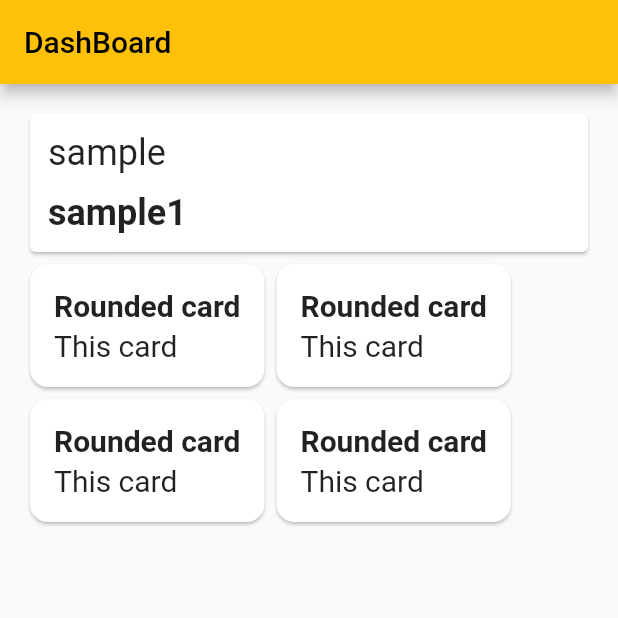
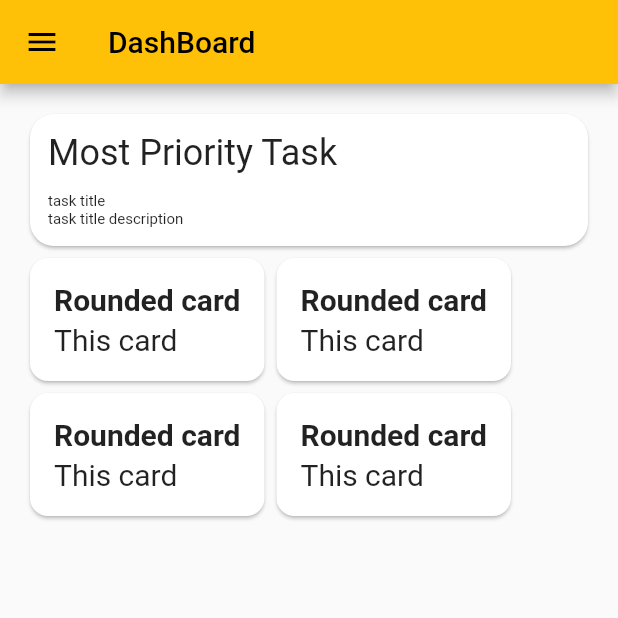
Before and after one commit to lanjAdabA/toDo_dashboard, a Flutter app: the screen it shows after launch, on a phone screen of 412 x 824 dp, the top half of it. Run offline on Flutter 3.47's test engine with Material 2 defaults, Android fonts, the phone set to English and light mode, and no system bars.

Commit message:
menu icon added

```diff
--- a/todoapp/lib/color_filters.dart
+++ /dev/null
@@ -1,12 +0,0 @@
-import 'package:flutter/material.dart';
-
-class ColorFilters {
-  // ignore: unnecessary_const
-  static const greyscale = const ColorFilter.matrix(<double>[
-    /// greyscale filter
-    0.2126, 0.7152, 0.0722, 0, 0,
-    0.2126, 0.7152, 0.0722, 0, 0,
-    0.2126, 0.7152, 0.0722, 0, 0,
-    0, 0, 0, 1, 0
-  ]);
-}
--- a/todoapp/lib/main.dart
+++ b/todoapp/lib/main.dart
@@ -33,9 +33,8 @@ class _MainPageState extends State<MainPage> {
   @override
   Widget build(BuildContext context) => Scaffold(
         appBar: AppBar(
-          title: Text(
-            widget.title,
-          ),
+          title: Text(widget.title),
+          leading: const Icon(Icons.menu),
         ),
         body: ListView(
           padding: const EdgeInsets.all(16),
@@ -58,19 +57,30 @@ class _MainPageState extends State<MainPage> {
       );
 
   Widget buildQuoteCard() => Card(
+        shape: RoundedRectangleBorder(borderRadius: BorderRadius.circular(16)),
         child: Padding(
           padding: const EdgeInsets.all(12),
           child: Column(
             crossAxisAlignment: CrossAxisAlignment.start,
             children: const [
               Text(
-                'sample',
-                style: TextStyle(fontSize: 24),
+                'Most Priority Task',
+                style: TextStyle(
+                  fontSize: 24,
+                ),
               ),
               SizedBox(height: 12),
               Text(
-                'sample1',
-                style: TextStyle(fontSize: 24, fontWeight: FontWeight.bold),
+                'task title',
+                style: TextStyle(
+                  fontSize: 10,
+                ),
+              ),
+              Text(
+                'task title description',
+                style: TextStyle(
+                  fontSize: 10,
+                ),
               ),
             ],
           ),
```
